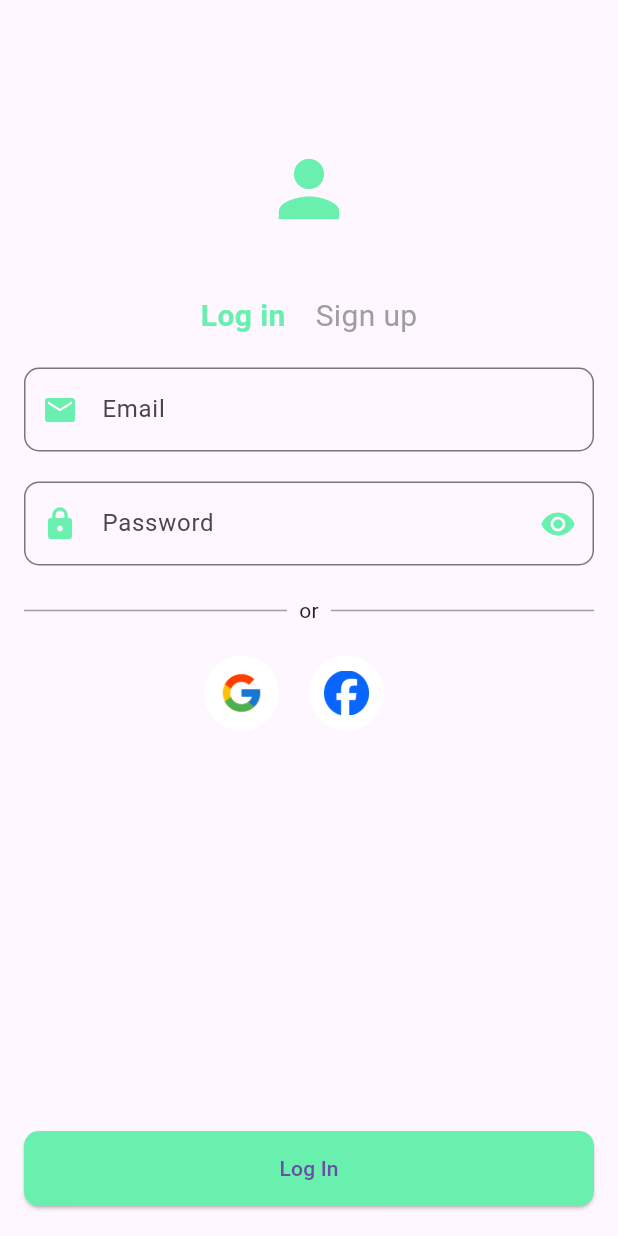
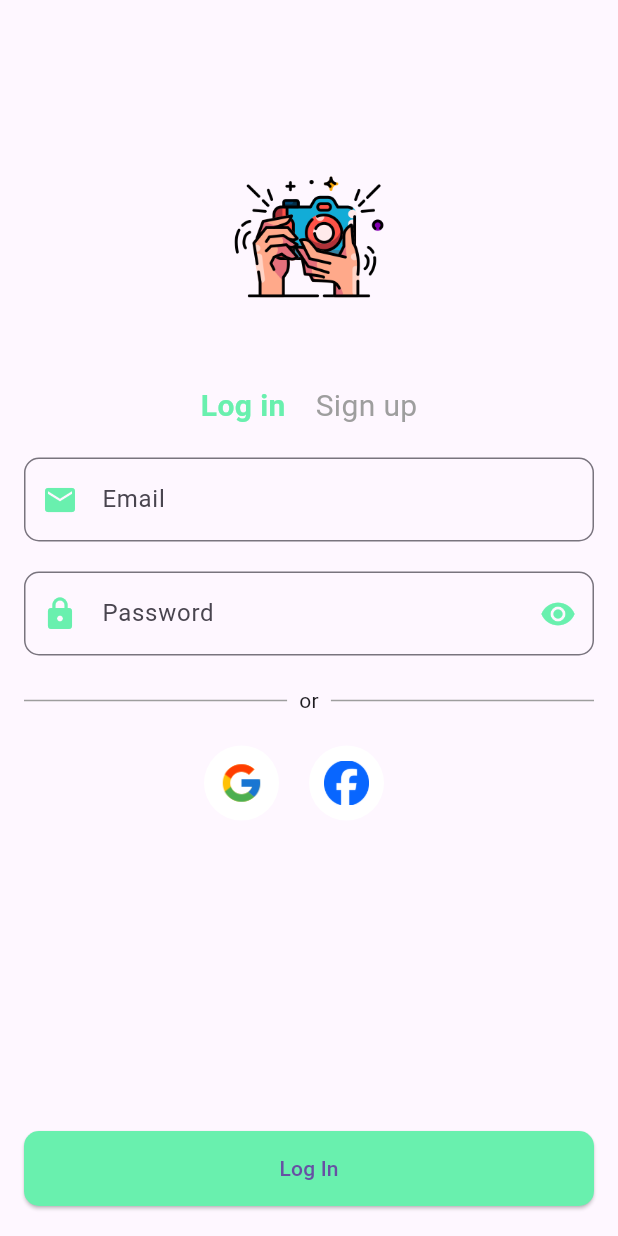
Before and after one commit to vchirinosb/photofindapp, a Flutter app: the AuthScreen screen opened directly, on a phone screen of 412 x 824 dp. Run offline on Flutter 3.47's test engine with Material 3 defaults, Android fonts, the phone set to English and light mode, and no system bars; our stand-ins replace carousel_slider, cloud_firestore, firebase_auth, firebase_core, flutter_dotenv, google_fonts and 3 more; accounts and stored records are empty; generated files the repository leaves out were written again.

Commit message:
AuthScreen

```diff
--- a/lib/screens/auth_screen.dart
+++ b/lib/screens/auth_screen.dart
@@ -196,11 +196,11 @@ class AuthScreenState extends State<AuthScreen> {
   }
 
   Widget _buildLogo() {
-    return const Center(
-      child: Icon(
-        Icons.person,
-        size: 60,
-        color: Colors.greenAccent,
+    return Center(
+      child: Image.asset(
+        'assets/logo.png',
+        height: 120,
+        width: 120,
       ),
     );
   }
```
Also changed, not shown: assets/logo.png.
